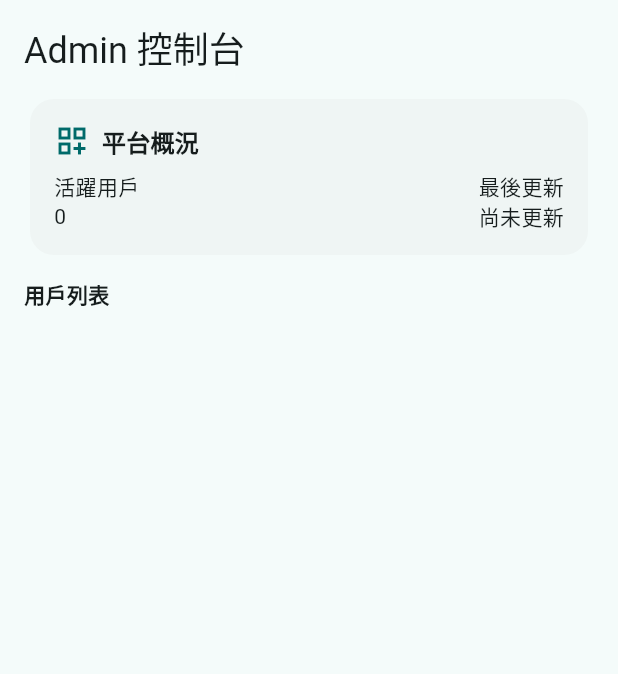
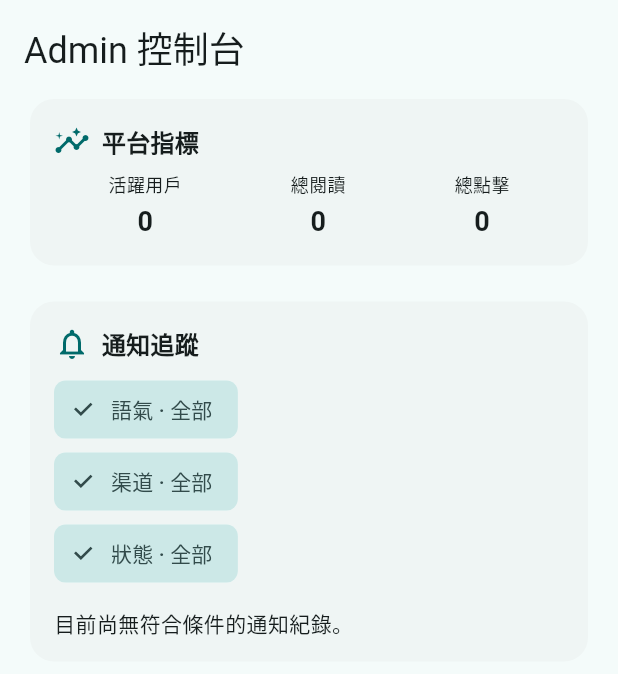
Before and after one commit to LEO0331/warmmemo, a Flutter app: the AdminDashboard widget shown alone on an empty page, opened directly, on a phone screen of 412 x 824 dp. Shown: the top 674 px of the screen. Run offline on Flutter 3.47's test engine with Material 3 defaults, Android fonts, the phone set to English and light mode, and no system bars; our stand-ins replace cloud_firestore, firebase_auth, firebase_core, pdf, printing, share_plus; accounts and stored records are empty; generated files the repository leaves out were written again; network calls fail.

Commit message:
add more services

```diff
--- a/lib/data/firebase/draft_service.dart
+++ b/lib/data/firebase/draft_service.dart
@@ -11,6 +11,9 @@ class FirebaseDraftService {
 
   CollectionReference<Map<String, dynamic>> get _users =>
       _firestore.collection('users');
+
+  CollectionReference<Map<String, dynamic>> get _notifications =>
+      _firestore.collection('notifications');
 
   DocumentReference<Map<String, dynamic>> _memorialDoc(String uid) =>
       _users.doc(uid).collection('drafts').doc('memorial');
@@ -70,6 +73,41 @@ class FirebaseDraftService {
         .toList());
   }
 
+  Stream<DraftMetrics> adminMetricsStream() {
+    return _firestore.collectionGroup('stats').snapshots().map((snapshot) {
+      final userIds = <String>{};
+      var totalReads = 0;
+      var totalClicks = 0;
+
+      for (final doc in snapshot.docs) {
+        final data = doc.data();
+        userIds.add(doc.reference.parent.parent?.id ?? 'unknown');
+        totalReads += data['readCount'] as int? ?? 0;
+        totalClicks += data['clickCount'] as int? ?? 0;
+      }
+
+      return DraftMetrics(
+        totalUsers: userIds.length,
+        totalReads: totalReads,
+        totalClicks: totalClicks,
+      );
+    });
+  }
+
+  Stream<List<NotificationEvent>> notificationTimeline({int limit = 20}) {
+    return _notifications
+        .orderBy('occurredAt', descending: true)
+        .limit(limit)
+        .snapshots()
+        .map((snapshot) => snapshot.docs
+            .map((doc) => NotificationEvent.fromMap(doc.data()))
+            .toList());
+  }
+
+  Future<void> logNotificationEvent(NotificationEvent event) {
+    return _notifications.add(event.toMap());
+  }
+
   Future<void> _touchUserDoc(String uid) {
     return _users.doc(uid).set(
           {'updatedAt': FieldValue.serverTimestamp()},
--- a/lib/data/models/draft_models.dart
+++ b/lib/data/models/draft_models.dart
@@ -1,3 +1,5 @@
+import 'package:cloud_firestore/cloud_firestore.dart';
+
 class MemorialDraft {
   MemorialDraft(
       {this.name,
@@ -24,7 +26,7 @@ class MemorialDraft {
         'bio': bio,
         'highlights': highlights,
         'willNote': willNote,
-        'updatedAt': updatedAt.toIso8601String(),
+        'updatedAt': Timestamp.fromDate(updatedAt),
       };
 
   factory MemorialDraft.fromMap(Map<String, dynamic> map) => MemorialDraft(
@@ -34,7 +36,7 @@ class MemorialDraft {
         bio: map['bio'] as String?,
         highlights: map['highlights'] as String?,
         willNote: map['willNote'] as String?,
-        updatedAt: DateTime.tryParse(map['updatedAt'] as String? ?? ''),
+        updatedAt: _parseDate(map['updatedAt']),
       );
 }
 
@@ -64,7 +66,7 @@ class ObituaryDraft {
         'serviceDate': serviceDate,
         'tone': tone,
         'customNote': customNote,
-        'updatedAt': updatedAt.toIso8601String(),
+        'updatedAt': Timestamp.fromDate(updatedAt),
       };
 
   factory ObituaryDraft.fromMap(Map<String, dynamic> map) => ObituaryDraft(
@@ -74,7 +76,7 @@ class ObituaryDraft {
         serviceDate: map['serviceDate'] as String?,
         tone: map['tone'] as String?,
         customNote: map['customNote'] as String?,
-        updatedAt: DateTime.tryParse(map['updatedAt'] as String? ?? ''),
+        updatedAt: _parseDate(map['updatedAt']),
       );
 }
 
@@ -94,3 +96,56 @@ class DraftStats {
         clickCount: map['clickCount'] as int? ?? 0,
       );
 }
+
+class DraftMetrics {
+  DraftMetrics({required this.totalUsers, required this.totalReads, required this.totalClicks});
+
+  final int totalUsers;
+  final int totalReads;
+  final int totalClicks;
+}
+
+class NotificationEvent {
+  NotificationEvent({
+    required this.userId,
+    required this.channel,
+    required this.status,
+    required this.occurredAt,
+    this.tone,
+    this.draftType,
+  });
+
+  final String userId;
+  final String channel;
+  final String status;
+  final DateTime occurredAt;
+  final String? tone;
+  final String? draftType;
+
+  Map<String, Object?> toMap() => {
+        'userId': userId,
+        'channel': channel,
+        'status': status,
+        'occurredAt': Timestamp.fromDate(occurredAt),
+        'tone': tone,
+        'draftType': draftType,
+      };
+
+  factory NotificationEvent.fromMap(Map<String, dynamic> map) => NotificationEvent(
+        userId: map['userId'] as String? ?? 'unknown',
+        channel: map['channel'] as String? ?? 'email',
+        status: map['status'] as String? ?? 'pending',
+        occurredAt: _parseDate(map['occurredAt']),
+        tone: map['tone'] as String?,
+        draftType: map['draftType'] as String?,
+      );
+}
+
+DateTime _parseDate(Object? value) {
+  if (value is Timestamp) return value.toDate();
+  if (value is String) {
+    final parsed = DateTime.tryParse(value);
+    if (parsed != null) return parsed;
+  }
+  return DateTime.now();
+}
--- a/lib/features/admin/admin_dashboard.dart
+++ b/lib/features/admin/admin_dashboard.dart
@@ -1,11 +1,20 @@
-import 'package:cloud_firestore/cloud_firestore.dart';
 import 'package:flutter/material.dart';
 
 import '../../core/widgets/common_widgets.dart';
 import '../../data/firebase/draft_service.dart';
+import '../../data/models/draft_models.dart';
 
-class AdminDashboard extends StatelessWidget {
+class AdminDashboard extends StatefulWidget {
   const AdminDashboard({super.key});
+
+  @override
+  State<AdminDashboard> createState() => _AdminDashboardState();
+}
+
+class _AdminDashboardState extends State<AdminDashboard> {
+  String? _selectedTone;
+  String? _selectedChannel;
+  String? _selectedStatus;
 
   @override
   Widget build(BuildContext context) {
@@ -19,69 +28,147 @@ class AdminDashboard extends StatelessWidget {
             style: Theme.of(context).textTheme.headlineSmall,
           ),
           const SizedBox(height: 12),
-          StreamBuilder<List<Map<String, dynamic>>>(
-            stream: FirebaseDraftService.instance.adminOverview(),
+          StreamBuilder<DraftMetrics>(
+            stream: FirebaseDraftService.instance.adminMetricsStream(),
             builder: (context, snapshot) {
               if (snapshot.connectionState == ConnectionState.waiting) {
                 return const Center(child: CircularProgressIndicator());
               }
 
-              final items = snapshot.data ?? [];
-              final lastUpdated = items
-                  .map((item) => item['updatedAt'] as Timestamp?)
-                  .whereType<Timestamp>()
-                  .map((ts) => ts.toDate())
-                  .fold<DateTime?>(null, (previous, current) {
-                if (previous == null) return current;
-                return current.isAfter(previous) ? current : previous;
-              });
+              final metrics = snapshot.data ??
+                  DraftMetrics(totalUsers: 0, totalReads: 0, totalClicks: 0);
+              return SectionCard(
+                title: '平台指標',
+                icon: Icons.insights_outlined,
+                child: Row(
+                  mainAxisAlignment: MainAxisAlignment.spaceAround,
+                  children: [
+                    _metricColumn('活躍用戶', metrics.totalUsers.toString()),
+                    _metricColumn('總閱讀', metrics.totalReads.toString()),
+                    _metricColumn('總點擊', metrics.totalClicks.toString()),
+                  ],
+                ),
+              );
+            },
+          ),
+          const SizedBox(height: 16),
+          SectionCard(
+            title: '通知追蹤',
+            icon: Icons.notifications_outlined,
+            child: StreamBuilder<List<NotificationEvent>>(
+              stream: FirebaseDraftService.instance.notificationTimeline(),
+              builder: (context, snapshot) {
+                if (snapshot.connectionState == ConnectionState.waiting) {
+                  return const Center(child: CircularProgressIndicator());
+                }
 
+                final events = snapshot.data ?? [];
+                final filtered = _filterEvents(events);
                 return Column(
                   crossAxisAlignment: CrossAxisAlignment.start,
                   children: [
-                  SectionCard(
-                    title: '平台概況',
-                    icon: Icons.dashboard_customize_outlined,
-                    child: Row(
-                      mainAxisAlignment: MainAxisAlignment.spaceBetween,
-                      children: [
-                        Column(
-                          crossAxisAlignment: CrossAxisAlignment.start,
-                          children: [
-                            const Text('活躍用戶'),
-                            Text('${items.length}'),
-                          ],
-                        ),
-                        Column(
-                          crossAxisAlignment: CrossAxisAlignment.start,
-                          children: [
-                            const Text('最後更新'),
-                            Text(lastUpdated != null
-                                ? lastUpdated.toIso8601String()
-                                : '尚未更新'),
-                          ],
-                        ),
-                      ],
-                    ),
-                  ),
+                    _buildFilterRow('語氣', _extractUnique(events, (event) => event.tone)),
+                    _buildFilterRow('渠道', _extractUnique(events, (event) => event.channel)),
+                    _buildFilterRow('狀態', _extractUnique(events, (event) => event.status)),
                     const SizedBox(height: 12),
-                  const Text('用戶列表', style: TextStyle(fontWeight: FontWeight.bold)),
-                  const SizedBox(height: 8),
-                  ...items.map((item) => Card(
-                        child: ListTile(
-                          leading: const Icon(Icons.person_outline),
-                          title: Text(item['uid'] ?? 'unknown'),
-                          subtitle: Text(item['updatedAt'] != null
-                              ? (item['updatedAt'] as Timestamp).toDate().toIso8601String()
-                              : '無紀錄'),
-                        ),
-                      )),
+                    if (filtered.isEmpty)
+                      const Text('目前尚無符合條件的通知紀錄。')
+                    else
+                    ...filtered.map(_buildEventTile),
                   ],
                 );
               },
+            ),
           ),
         ],
       ),
     );
   }
+
+  Widget _buildFilterRow(String label, List<String> options) {
+    final value = _selectedValueForLabel(label);
+    return Wrap(
+      spacing: 6,
+      runSpacing: 4,
+      children: [
+        ChoiceChip(
+          label: Text('$label · 全部'),
+          selected: value == null,
+          onSelected: (_) => _updateFilter(label, null),
+        ),
+        ...options.map((option) {
+          final selected = option == value;
+          return ChoiceChip(
+            label: Text(option),
+            selected: selected,
+            onSelected: (_) => _updateFilter(label, selected ? null : option),
+          );
+        }),
+      ],
+    );
   }
+
+  Widget _buildEventTile(NotificationEvent event) {
+    return ListTile(
+      contentPadding: EdgeInsets.zero,
+      leading: const Icon(Icons.schedule),
+      title: Text(event.draftType ?? '草稿'),
+      subtitle: Text("${event.channel} · ${event.status}${event.tone != null ? ' · ${event.tone}' : ''}"),
+      trailing: Text(event.occurredAt.toLocal().toString().split('.').first),
+    );
+  }
+
+  List<String> _extractUnique(List<NotificationEvent> events, String? Function(NotificationEvent) extractor) {
+    final values = events.map(extractor).whereType<String>().toSet().toList();
+    values.sort();
+    return values;
+  }
+
+  List<NotificationEvent> _filterEvents(List<NotificationEvent> events) {
+    return events.where((event) {
+      final toneOk = _selectedTone == null || event.tone == _selectedTone;
+      final channelOk = _selectedChannel == null || event.channel == _selectedChannel;
+      final statusOk = _selectedStatus == null || event.status == _selectedStatus;
+      return toneOk && channelOk && statusOk;
+    }).toList();
+  }
+
+  String? _selectedValueForLabel(String label) {
+    switch (label) {
+      case '語氣':
+        return _selectedTone;
+      case '渠道':
+        return _selectedChannel;
+      case '狀態':
+        return _selectedStatus;
+      default:
+        return null;
+    }
+  }
+
+  void _updateFilter(String label, String? value) {
+    setState(() {
+      switch (label) {
+        case '語氣':
+          _selectedTone = value;
+          break;
+        case '渠道':
+          _selectedChannel = value;
+          break;
+        case '狀態':
+          _selectedStatus = value;
+          break;
+      }
+    });
+  }
+
+  Widget _metricColumn(String label, String value) {
+    return Column(
+      children: [
+        Text(label, style: const TextStyle(fontSize: 12)),
+        const SizedBox(height: 4),
+        Text(value, style: const TextStyle(fontWeight: FontWeight.bold, fontSize: 18)),
+      ],
+    );
+  }
+}
```
Also changed, not shown: lib/core/layout/app_shell.dart (+43 -8 lines), lib/data/firebase/auth_service.dart (+7 -0 lines), lib/features/memorial/memorial_page_tab.dart (+2 -18 lines), lib/features/obituary/digital_obituary_tab.dart (+5 -21 lines). Lines whose indentation alone changed are shown as unchanged.
